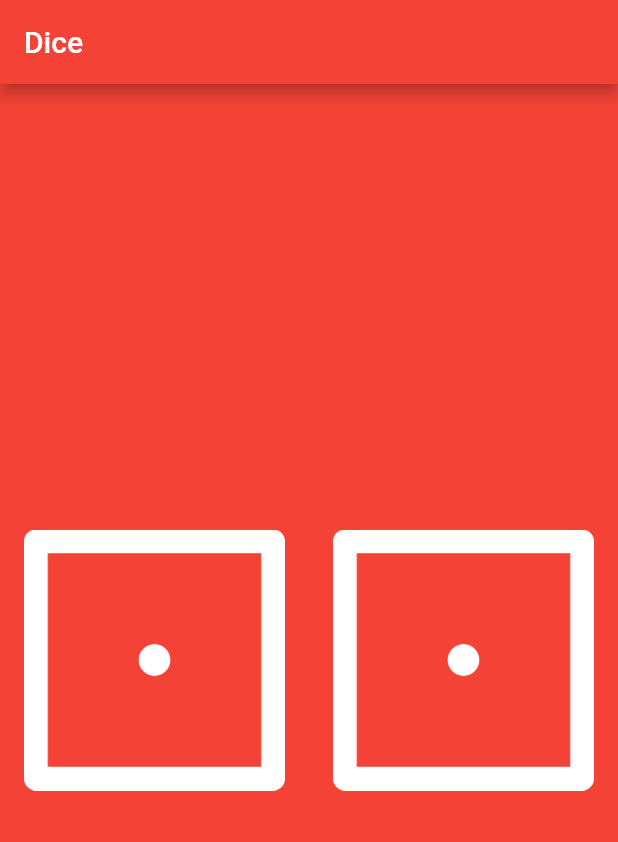
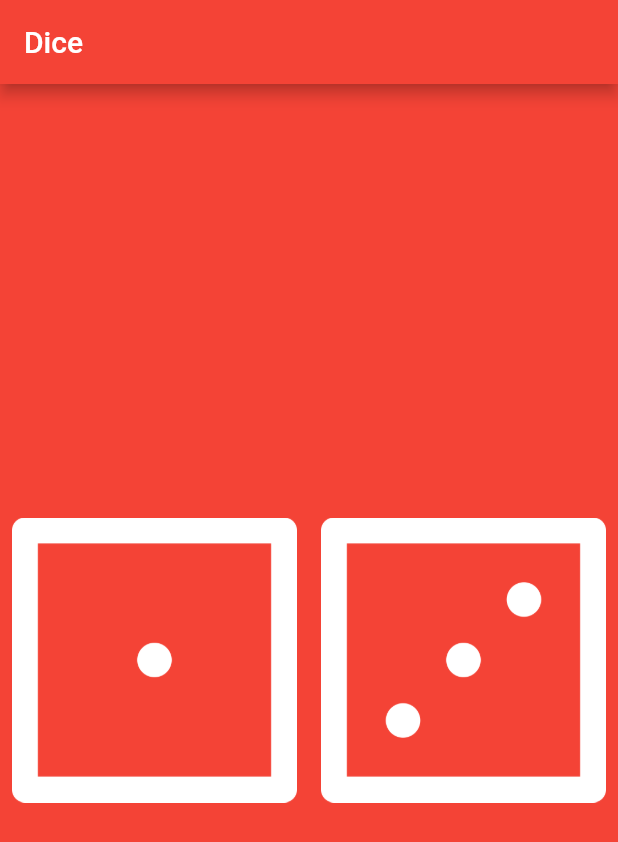
Before and after one commit to ziadelmissiry/dice_app, a Flutter app: the screen it shows after launch, on a phone screen of 412 x 824 dp. Shown: the top 842 px of the screen. Run offline on Flutter 3.47's test engine with Material 2 defaults, Android fonts, the phone set to English and light mode, and no system bars.

Commit message:
comit other

```diff
--- a/lib/main.dart
+++ b/lib/main.dart
@@ -1,4 +1,5 @@
 import 'package:flutter/material.dart';
+import 'dart:math';
 
 void main() {
   runApp(
@@ -9,7 +10,7 @@ void main() {
           title: Text('Dice'),
           backgroundColor: Colors.red,
         ),
-        body: DicePage(),
+        body: Dicepage(),
       ),
     ),
   );
@@ -17,25 +18,46 @@ void main() {
 
 
 
-class DicePage extends StatelessWidget {
+
+
+class Dicepage extends StatefulWidget {
+  @override
+  State<Dicepage> createState() => _DicepageState();
+}
+
+class _DicepageState extends State<Dicepage> {
+  int leftDiceNumber = 1;
+  int rightDiceNumber = 3;
+
+  void changeDiceFace(){
+    setState(() {
+      leftDiceNumber = Random().nextInt(6)+1;
+      rightDiceNumber = Random().nextInt(6)+1;
+    });
+  }
+
   @override
   Widget build(BuildContext context) {
     return Center(
       child: Row(
         children: <Widget>[
           Expanded(
-              child: Padding(
-                padding: const EdgeInsets.all(16.0),
-                child: Image.asset('images/dice1.png'),
-              ),
+            child: TextButton(onPressed: () {
+              setState(() {
+                changeDiceFace();
+              });
+            },
+                child: Image.asset('images/dice$leftDiceNumber.png')),
           ),
-          Expanded(child: Padding(
-            padding: const EdgeInsets.all(16.0),
-            child: Image.asset('images/dice1.png'),
-          ),
+          Expanded(child: TextButton(onPressed: () {
+            setState(() {
+              changeDiceFace();
+            });
+          },
+              child: Image.asset('images/dice$rightDiceNumber.png')),
           ),
         ],
       ),
     );
   }
-}
+  }
```
